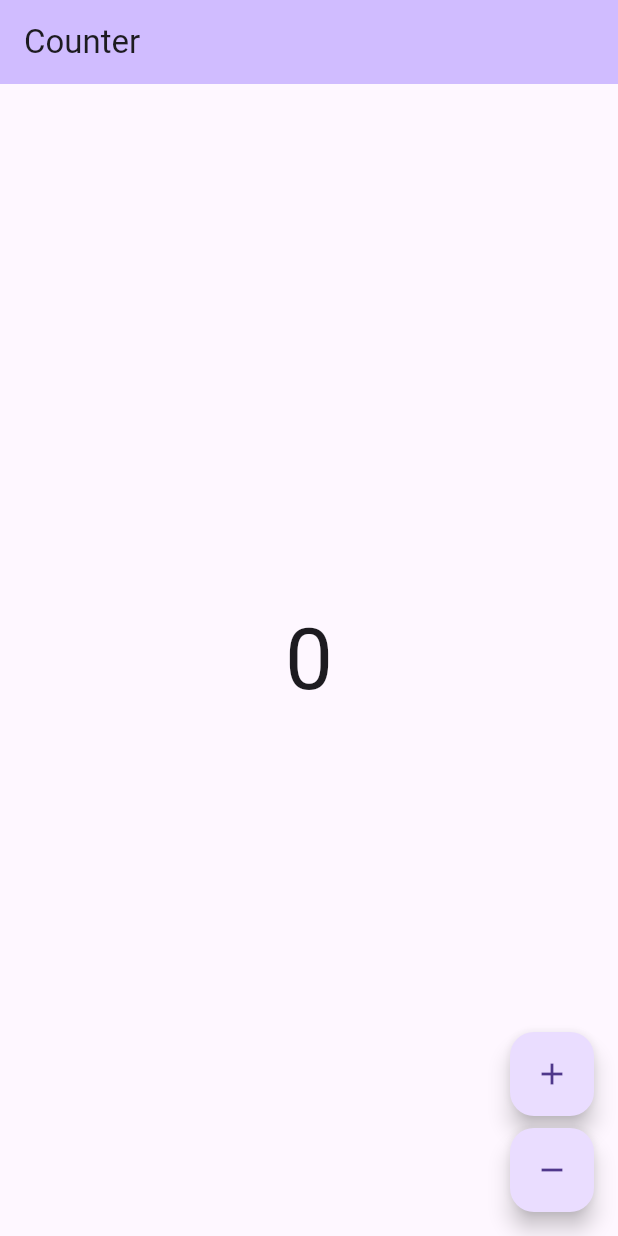
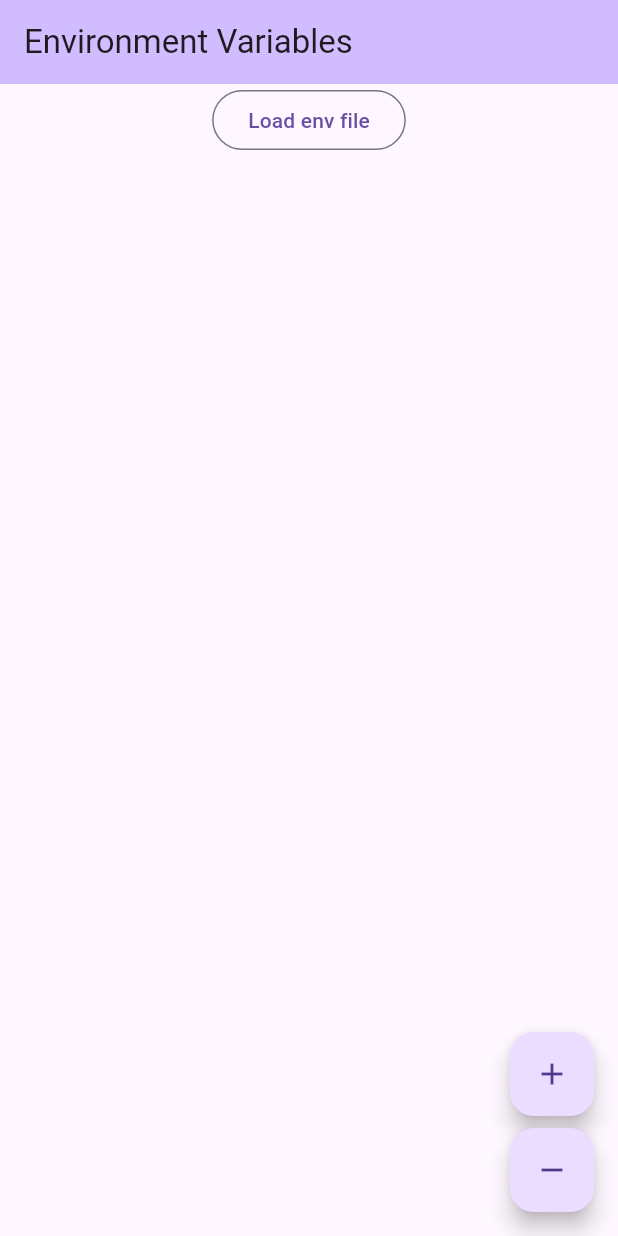
Before and after one commit to davidcz95/macos-envvar, a Flutter app: the screen it shows after launch, on a phone screen of 412 x 824 dp. Run offline on Flutter 3.47's test engine with Material 3 defaults, Android fonts, the light colour scheme and no system bars; our stand-ins replace bloc, flutter_bloc; generated files the repository leaves out were written again.

Commit message:
Added load env button

```diff
--- /dev/null
+++ b/devtools_options.yaml
@@ -0,0 +1 @@
+extensions:
--- a/lib/features/dashboard/view/dashboard_page.dart
+++ b/lib/features/dashboard/view/dashboard_page.dart
@@ -22,9 +22,14 @@ class DashboardView extends StatelessWidget {
   Widget build(BuildContext context) {
     final l10n = context.l10n;
     return Scaffold(
-      appBar: AppBar(title: Text(l10n.counterAppBarTitle)),
+      appBar: AppBar(title: Text(l10n.dashboardAppBarTitle)),
       body: const Center(child: CounterText()),
-      floatingActionButton: Column(
+      floatingActionButton: _buildActionButton(context),
+    );
+  }
+
+  Column _buildActionButton(BuildContext context) {
+    return Column(
       mainAxisAlignment: MainAxisAlignment.end,
       crossAxisAlignment: CrossAxisAlignment.end,
       children: [
@@ -38,7 +43,6 @@ class DashboardView extends StatelessWidget {
           child: const Icon(Icons.remove),
         ),
       ],
-      ),
     );
   }
 }
@@ -48,8 +52,15 @@ class CounterText extends StatelessWidget {
 
   @override
   Widget build(BuildContext context) {
-    final theme = Theme.of(context);
-    final count = context.select((DashboardCubit cubit) => cubit.state);
-    return Text('$count', style: theme.textTheme.displayLarge);
+    return Column(
+      children: [
+        OutlinedButton(
+          onPressed: () {},
+          child: Text(
+            context.l10n.loadButtonText,
+          ),
+        ),
+      ],
+    );
   }
 }
--- a/lib/l10n/arb/app_en.arb
+++ b/lib/l10n/arb/app_en.arb
@@ -1,7 +1,9 @@
 {
     "@@locale": "en",
-    "counterAppBarTitle": "Counter",
+    "dashboardAppBarTitle": "Environment Variables",
     "@counterAppBarTitle": {
-        "description": "Text shown in the AppBar of the Counter Page"
-    }
+        "description": "Text shown in the AppBar of the Dashboard Page"
+    },
+    "loadButtonText": "Load env file"
+
 }
--- a/lib/l10n/arb/app_es.arb
+++ /dev/null
@@ -1,7 +0,0 @@
-{
-    "@@locale": "es",
-    "counterAppBarTitle": "Contador",
-    "@counterAppBarTitle": {
-        "description": "Texto mostrado en la AppBar de la página del contador"
-    }
-}
```
Also changed, not shown: 3 other files. Lines whose indentation alone changed are shown as unchanged.
